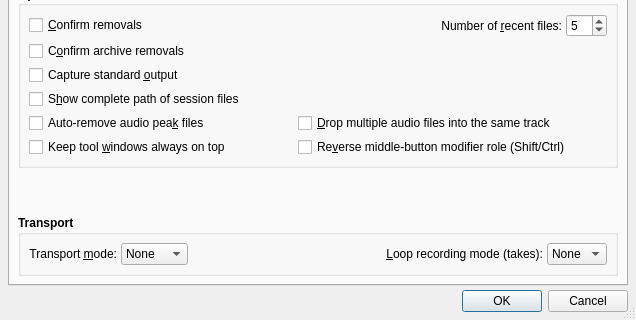
rncbc/qtractor, file src/qtractorOptionsForm.ui: the form before one commit; both pictures show x 0 to 636 and y 205 to 525 of the 636 by 525 pixel window.
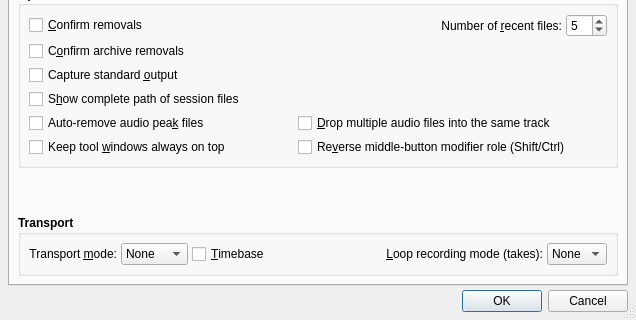
The form after the commit. Icons and pictures are not drawn.

Commit message: - Introducing (JACK) Timebase master setting as an option   to Transport mode (cf. View/Options.../General/Transport   /Timebase). (EXPERIMENTAL)

```diff
--- a/src/qtractorOptionsForm.ui
+++ b/src/qtractorOptionsForm.ui
@@ -558,6 +558,22 @@
            </widget>
           </item>
           <item row="0" column="2">
+           <widget class="QCheckBox" name="TimebaseCheckBox">
+            <property name="font">
+             <font>
+              <weight>50</weight>
+              <bold>false</bold>
+             </font>
+            </property>
+            <property name="toolTip">
+             <string>Whether to start as timebase master (JACK)</string>
+            </property>
+            <property name="text">
+             <string>&amp;Timebase</string>
+            </property>
+           </widget>
+          </item>
+          <item row="0" column="3">
            <spacer>
             <property name="orientation">
              <enum>Qt::Horizontal</enum>
```
Left out of the diff: 5 changed lines with no effect on the pictures. The commit also changes 15 other files.
